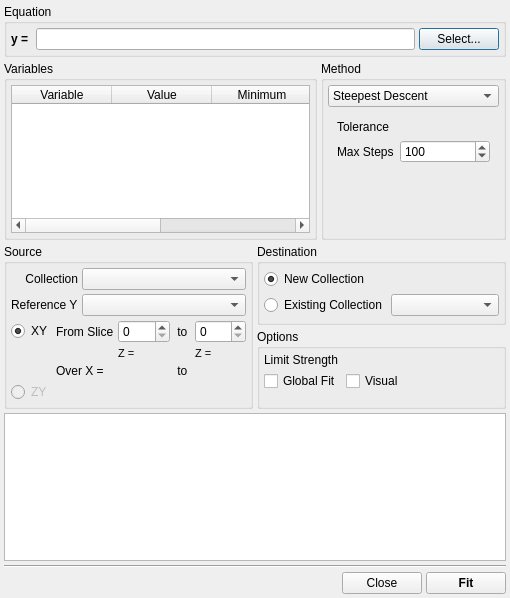
Qt form src/gui/fit.ui (trisyoungs/uchroma) before a commit.
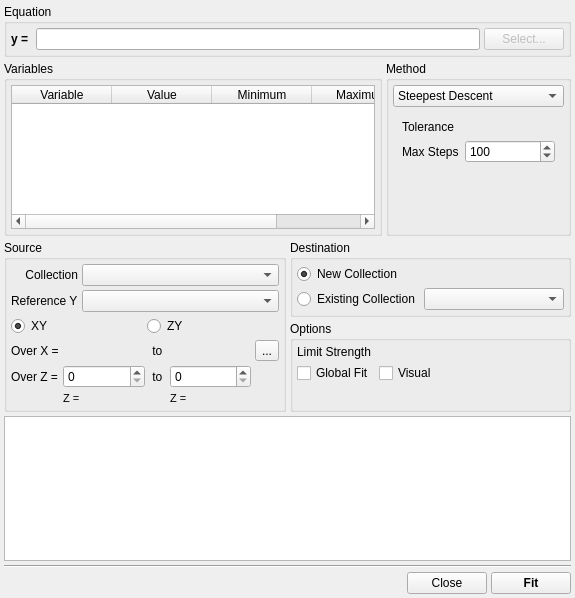
The same form after that commit. Icons and pictures are not drawn. Custom widgets are drawn as their Qt base class.

Commit message: Renamed some controls in FitDialog to be consistent with Slice being renamed to DataSet. Implemented fitting across ZY slices. Fixed - Collection name was deleted when changing the checkstate of the item in the list. Renamed old Collection::LineStyle to Collection::LineXYStyle, and added Collection::LineZYStyle. Added src/gui/viewer_user_linexy.cpp, containing code to construct line surface data in ZY rather than XY. Moved src/gui/viewer_user_line.cpp to  src/gui/viewer_user_linexy.cpp. Fixed - Colour setting for RB gradient was broken, with wrong values applied to colourscale.

Patch:
```diff
--- a/src/gui/fit.ui
+++ b/src/gui/fit.ui
@@ -9,7 +9,7 @@
    <rect>
     <x>0</x>
     <y>0</y>
-    <width>510</width>
+    <width>575</width>
     <height>598</height>
    </rect>
   </property>
@@ -78,6 +78,9 @@
         </item>
         <item>
          <widget class="QPushButton" name="SelectEquationButton">
+          <property name="enabled">
+           <bool>false</bool>
+          </property>
           <property name="sizePolicy">
            <sizepolicy hsizetype="Expanding" vsizetype="Fixed">
             <horstretch>0</horstretch>
@@ -316,8 +319,8 @@
          </layout>
         </item>
         <item>
-         <layout class="QGridLayout" name="gridLayout">
-          <item row="0" column="0">
+         <layout class="QHBoxLayout" name="horizontalLayout_3">
+          <item>
            <widget class="QRadioButton" name="SourceXYSlicesRadio">
             <property name="text">
              <string>XY</string>
@@ -327,18 +330,22 @@
             </property>
            </widget>
           </item>
-          <item row="3" column="0">
+          <item>
            <widget class="QRadioButton" name="SourceZYSlicesRadio">
             <property name="enabled">
-             <bool>false</bool>
+             <bool>true</bool>
             </property>
             <property name="text">
              <string>ZY</string>
             </property>
            </widget>
           </item>
-          <item row="1" column="2">
-           <widget class="QLabel" name="SourceXYFromZLabel">
+         </layout>
+        </item>
+        <item>
+         <layout class="QGridLayout" name="gridLayout">
+          <item row="3" column="2">
+           <widget class="QLabel" name="SourceFromZLabel">
             <property name="font">
              <font>
               <pointsize>8</pointsize>
@@ -349,8 +356,8 @@
             </property>
            </widget>
           </item>
-          <item row="1" column="4">
-           <widget class="QLabel" name="SourceXYToZLabel">
+          <item row="3" column="4">
+           <widget class="QLabel" name="SourceToZLabel">
             <property name="font">
              <font>
               <pointsize>8</pointsize>
@@ -361,60 +368,60 @@
             </property>
            </widget>
           </item>
-          <item row="0" column="2">
-           <widget class="QSpinBox" name="SourceXYSliceFromSpin">
-            <property name="sizePolicy">
-             <sizepolicy hsizetype="Expanding" vsizetype="Fixed">
-              <horstretch>0</horstretch>
-              <verstretch>0</verstretch>
-             </sizepolicy>
-            </property>
-           </widget>
-          </item>
-          <item row="0" column="4">
-           <widget class="QSpinBox" name="SourceXYSliceToSpin">
-            <property name="sizePolicy">
-             <sizepolicy hsizetype="Expanding" vsizetype="Fixed">
-              <horstretch>0</horstretch>
-              <verstretch>0</verstretch>
-             </sizepolicy>
-            </property>
-           </widget>
-          </item>
-          <item row="0" column="3">
-           <widget class="QLabel" name="label_2">
-            <property name="sizePolicy">
-             <sizepolicy hsizetype="Minimum" vsizetype="Preferred">
-              <horstretch>0</horstretch>
-              <verstretch>0</verstretch>
-             </sizepolicy>
-            </property>
-            <property name="text">
-             <string> to </string>
-            </property>
-           </widget>
-          </item>
-          <item row="0" column="1">
-           <widget class="QLabel" name="label_3">
-            <property name="text">
-             <string>From Slice</string>
-            </property>
-           </widget>
-          </item>
-          <item row="2" column="1">
-           <widget class="QLabel" name="label_5">
-            <property name="text">
-             <string>Over X = </string>
-            </property>
-           </widget>
-          </item>
           <item row="2" column="2">
-           <widget class="TExponentialSpin" name="SourceXYXMinSpin" native="true"/>
+           <widget class="QSpinBox" name="SourceDataSetFromSpin">
+            <property name="sizePolicy">
+             <sizepolicy hsizetype="Expanding" vsizetype="Fixed">
+              <horstretch>0</horstretch>
+              <verstretch>0</verstretch>
+             </sizepolicy>
+            </property>
+           </widget>
           </item>
           <item row="2" column="4">
-           <widget class="TExponentialSpin" name="SourceXYXMaxSpin" native="true"/>
+           <widget class="QSpinBox" name="SourceDataSetToSpin">
+            <property name="sizePolicy">
+             <sizepolicy hsizetype="Expanding" vsizetype="Fixed">
+              <horstretch>0</horstretch>
+              <verstretch>0</verstretch>
+             </sizepolicy>
+            </property>
+           </widget>
           </item>
           <item row="2" column="3">
+           <widget class="QLabel" name="label_2">
+            <property name="sizePolicy">
+             <sizepolicy hsizetype="Minimum" vsizetype="Preferred">
+              <horstretch>0</horstretch>
+              <verstretch>0</verstretch>
+             </sizepolicy>
+            </property>
+            <property name="text">
+             <string> to </string>
+            </property>
+           </widget>
+          </item>
+          <item row="2" column="1">
+           <widget class="QLabel" name="label_3">
+            <property name="text">
+             <string>Over Z =</string>
+            </property>
+           </widget>
+          </item>
+          <item row="1" column="1">
+           <widget class="QLabel" name="label_5">
+            <property name="text">
+             <string>Over X =</string>
+            </property>
+           </widget>
+          </item>
+          <item row="1" column="4">
+           <widget class="TExponentialSpin" name="SourceXMaxSpin" native="true"/>
+          </item>
+          <item row="1" column="2">
+           <widget class="TExponentialSpin" name="SourceXMinSpin" native="true"/>
+          </item>
+          <item row="1" column="3">
            <widget class="QLabel" name="label_4">
             <property name="sizePolicy">
              <sizepolicy hsizetype="Minimum" vsizetype="Preferred">
@@ -427,6 +434,13 @@
             </property>
            </widget>
           </item>
+          <item row="1" column="5">
+           <widget class="QToolButton" name="SourceXSelectButton">
+            <property name="text">
+             <string>...</string>
+            </property>
+           </widget>
+          </item>
          </layout>
         </item>
        </layout>
@@ -546,6 +560,19 @@
               </property>
              </widget>
             </item>
+            <item row="3" column="0" colspan="2">
+             <spacer name="verticalSpacer">
+              <property name="orientation">
+               <enum>Qt::Vertical</enum>
+              </property>
+              <property name="sizeHint" stdset="0">
+               <size>
+                <width>20</width>
+                <height>5</height>
+               </size>
+              </property>
+             </spacer>
+            </item>
            </layout>
           </item>
          </layout>
```
The commit also changes 17 other files.
